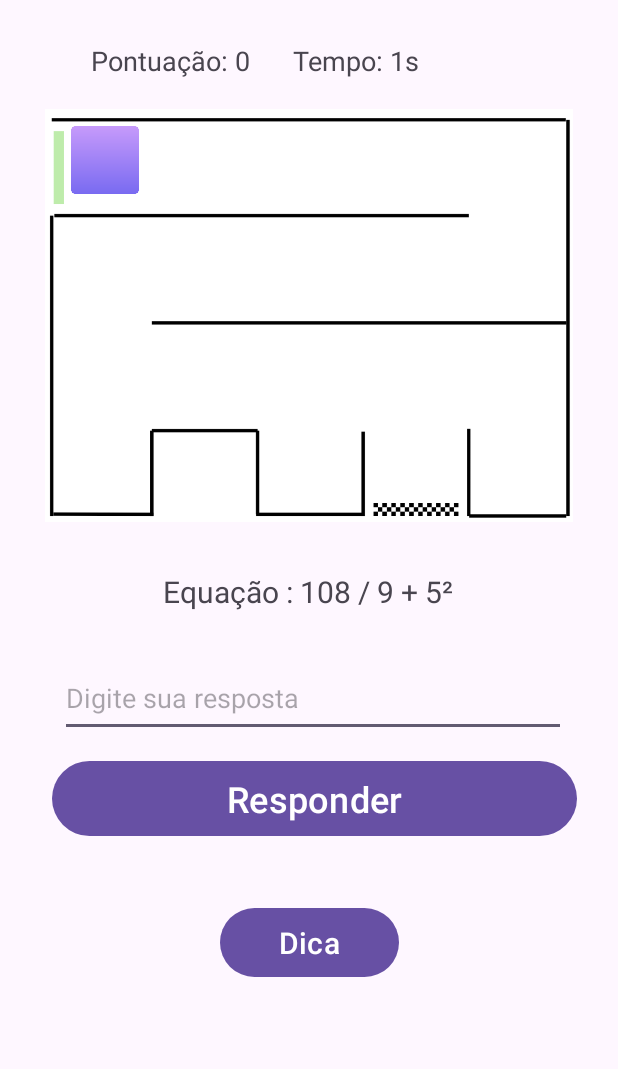
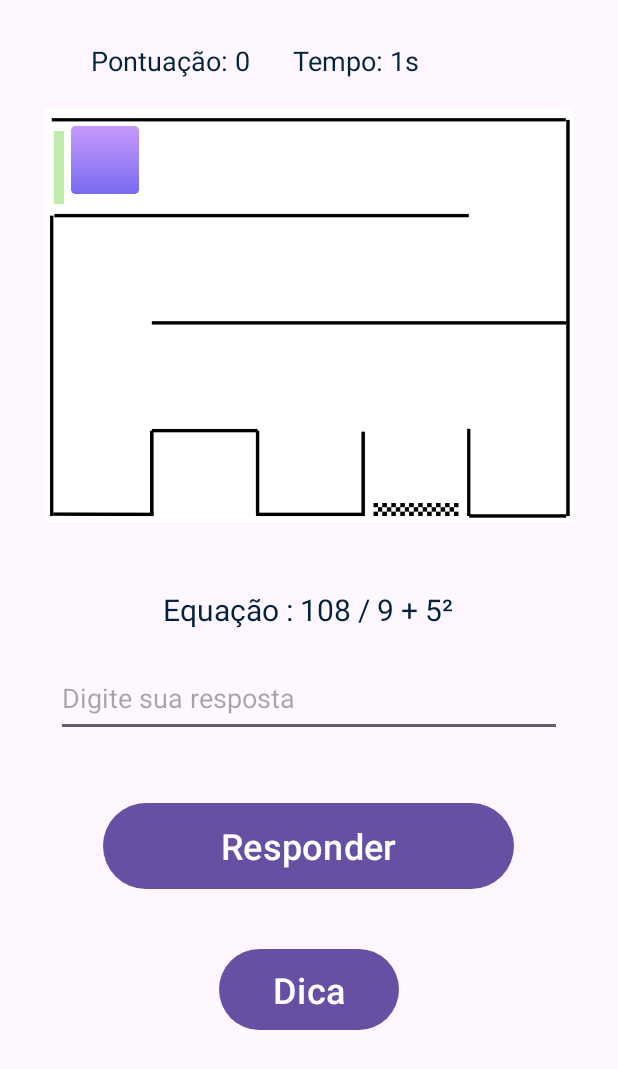
Before and after one commit to vRodrigues22/LabMatApp, an Android app: the screen it shows after launch once a user with an empty profile is signed in (LabyrinthActivity), after a tap on "Nível 1", on a phone screen of 412 x 824 dp. Shown: the top 1069 px of the screen. Run offline under Robolectric (Android 15) with nearby library versions, the phone set to English and light mode, and no system bars; our stand-ins replace Firebase (no records; nobody signed in at launch, a user with empty details on screens opened directly).

Commit message:
ATUALIZAÇÃO NO LAYOUT DAS TELAS

```diff
--- a/app/src/main/res/layout/activity_clientes.xml
+++ b/app/src/main/res/layout/activity_clientes.xml
@@ -122,7 +122,9 @@
             android:layout_height="wrap_content"
             android:layout_gravity="center"
             android:layout_marginTop="30dp"
-            android:text="                Ainda não tem uma conta? Cadastre-se"
+            android:textAlignment="center"
+            android:textColor="@color/blue"
+            android:text="Ainda não tem uma conta? Cadastre-se"
             android:textSize="16sp" />
 
     </LinearLayout>
--- a/app/src/main/res/layout/activity_equacoes.xml
+++ b/app/src/main/res/layout/activity_equacoes.xml
@@ -119,7 +119,7 @@
         android:id="@+id/button"
         android:layout_width="274dp"
         android:layout_height="65dp"
-        android:layout_marginTop="24dp"
+        android:layout_marginTop="36dp"
         android:text="Registrar"
         android:textSize="20dp"
         app:layout_constraintEnd_toEndOf="parent"
@@ -132,7 +132,7 @@
         android:id="@+id/button3"
         android:layout_width="274dp"
         android:layout_height="65dp"
-        android:layout_marginTop="40dp"
+        android:layout_marginTop="24dp"
         android:text="Visualizar"
         android:textSize="20dp"
         app:layout_constraintEnd_toEndOf="parent"
--- a/app/src/main/res/layout/activity_home_professor.xml
+++ b/app/src/main/res/layout/activity_home_professor.xml
@@ -86,6 +86,7 @@
         android:layout_marginTop="56dp"
         android:fontFamily="sans-serif-black"
         android:text="Bem-vindo, Professor!"
+        android:textColor="@color/blue"
         android:textSize="24sp"
         app:layout_constraintEnd_toEndOf="parent"
         app:layout_constraintHorizontal_bias="0.497"
--- a/app/src/main/res/layout/activity_labyrinth.xml
+++ b/app/src/main/res/layout/activity_labyrinth.xml
@@ -13,6 +13,7 @@
         android:layout_marginStart="32dp"
         android:layout_marginTop="28dp"
         android:text="Pontuação: 0"
+        android:textColor="@color/blue"
         android:textSize="18sp"
         app:layout_constraintEnd_toStartOf="@+id/timeText"
         app:layout_constraintHorizontal_bias="0.5"
@@ -26,6 +27,7 @@
         android:layout_marginTop="28dp"
         android:layout_marginEnd="104dp"
         android:text="Tempo: 0s"
+        android:textColor="@color/blue"
         android:textSize="18sp"
         app:layout_constraintEnd_toEndOf="parent"
         app:layout_constraintHorizontal_bias="0.5"
@@ -261,13 +263,13 @@
 
     <Button
         android:id="@+id/calcbtn"
-        android:layout_width="350dp"
-        android:layout_height="58dp"
-        android:layout_marginTop="12dp"
+        android:layout_width="274dp"
+        android:layout_height="65dp"
+        android:layout_marginTop="40dp"
         android:text="Responder"
         android:textSize="24sp"
         app:layout_constraintEnd_toEndOf="parent"
-        app:layout_constraintHorizontal_bias="0.557"
+        app:layout_constraintHorizontal_bias="0.496"
         app:layout_constraintStart_toStartOf="parent"
         app:layout_constraintTop_toBottomOf="@id/answerInput" />
 
@@ -275,7 +277,8 @@
         android:id="@+id/equationText"
         android:layout_width="wrap_content"
         android:layout_height="wrap_content"
-        android:layout_marginTop="36dp"
+        android:layout_marginTop="48dp"
+        android:textColor="@color/blue"
         android:textSize="20sp"
         app:layout_constraintEnd_toEndOf="parent"
         app:layout_constraintHorizontal_bias="0.498"
@@ -284,11 +287,11 @@
 
     <Button
         android:id="@+id/hintButton"
-        android:layout_width="119dp"
-        android:layout_height="54dp"
-        android:layout_marginTop="40dp"
+        android:layout_width="120dp"
+        android:layout_height="62dp"
+        android:layout_marginTop="32dp"
         android:text="Dica"
-        android:textSize="20sp"
+        android:textSize="24sp"
         app:layout_constraintEnd_toEndOf="parent"
         app:layout_constraintStart_toStartOf="parent"
         app:layout_constraintTop_toBottomOf="@+id/calcbtn" />
@@ -297,11 +300,10 @@
         android:id="@+id/answerInput"
         android:layout_width="337dp"
         android:layout_height="51dp"
-        android:layout_marginTop="32dp"
+        android:layout_marginTop="20dp"
         android:hint="Digite sua resposta"
         android:inputType="number"
         app:layout_constraintEnd_toEndOf="parent"
-        app:layout_constraintHorizontal_bias="0.54"
         app:layout_constraintStart_toStartOf="parent"
         app:layout_constraintTop_toBottomOf="@id/equationText" />
 
@@ -309,15 +311,14 @@
         android:id="@+id/hintText"
         android:layout_width="wrap_content"
         android:layout_height="wrap_content"
-        android:layout_marginTop="10dp"
+        android:layout_marginTop="20dp"
         android:text=""
+        android:textColor="@color/blue"
         android:textSize="16sp"
-        app:layout_constraintBottom_toBottomOf="parent"
         app:layout_constraintEnd_toEndOf="parent"
         app:layout_constraintHorizontal_bias="0.498"
         app:layout_constraintStart_toStartOf="parent"
-        app:layout_constraintTop_toBottomOf="@id/hintButton"
-        app:layout_constraintVertical_bias="0.28" />
+        app:layout_constraintTop_toBottomOf="@id/hintButton" />
 
     <androidx.constraintlayout.helper.widget.Layer
         android:id="@+id/layer"
```
Also changed, not shown: app/src/main/res/layout/activity_daily.xml (+14 -11 lines), app/src/main/res/layout/activity_edit_profile.xml (+14 -19 lines), app/src/main/res/layout/activity_labirinto2.xml (+18 -13 lines), app/src/main/res/layout/activity_labirinto3.xml (+15 -10 lines).
